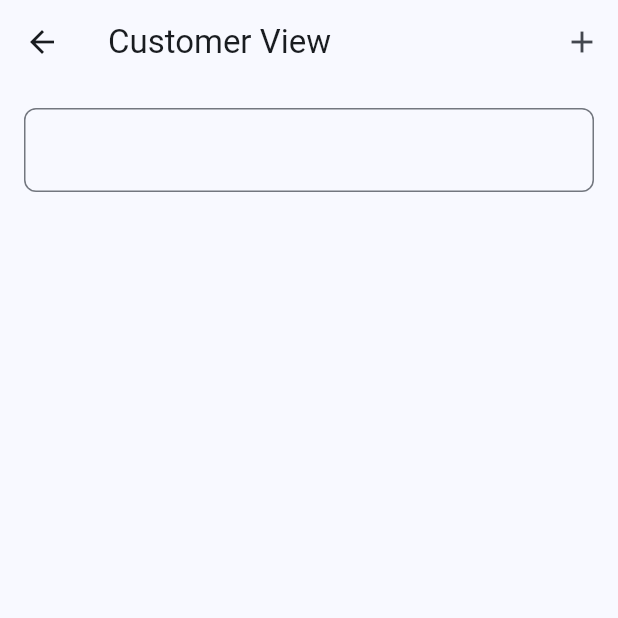
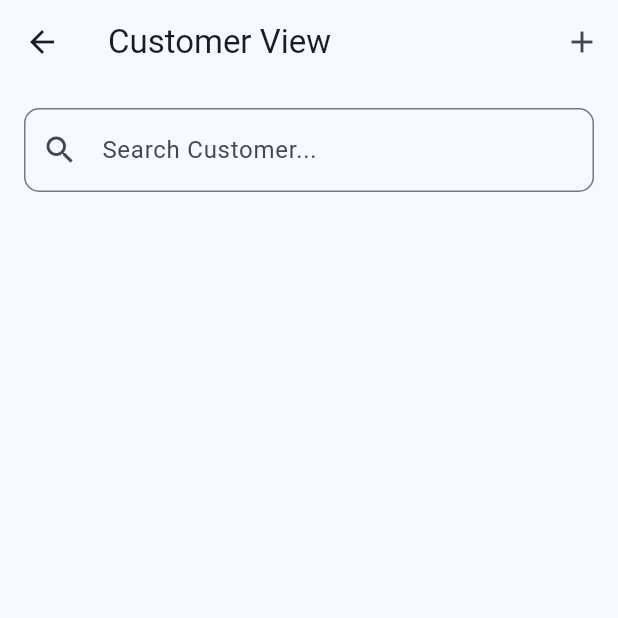
Before and after one commit to HarzaanHussain/cateredtoyou, a Flutter app: the CustomerListScreen screen opened by its route, on a phone screen of 412 x 824 dp, the top half of it. Run offline on Flutter 3.47's test engine with Material 3 defaults, Android fonts, the phone set to English and light mode, and no system bars; our stand-ins replace cloud_firestore, firebase_auth, firebase_core, geolocator, go_router, google_maps_flutter and 1 more; accounts and stored records are empty.

Commit message:
search bar works but there is nothing to search for

```diff
--- a/lib/views/customers/customer_list_screen.dart
+++ b/lib/views/customers/customer_list_screen.dart
@@ -62,6 +62,27 @@ class _CustomerListScreenState extends State<CustomerListScreen> {
             padding: const EdgeInsets.all(16),
             child: TextField(
               controller: _searchController,
+              decoration: InputDecoration(
+                hintText: 'Search Customer...',
+                prefixIcon: Icon(Icons.search),
+                border: OutlineInputBorder(
+                  borderRadius: BorderRadius.circular(10)
+                ),
+                suffixIcon: _searchQuery.isNotEmpty? IconButton(
+                  icon: Icon(Icons.clear),
+                  onPressed: () {
+                    setState(() {
+                      _searchQuery = '';
+                      _searchController.clear();
+                    });
+                  },
+                ) : null,
+              ),
+              onChanged: (value){
+                setState(() {
+                  _searchQuery = value;
+                });
+              },
             ),
           )
         ],
```
